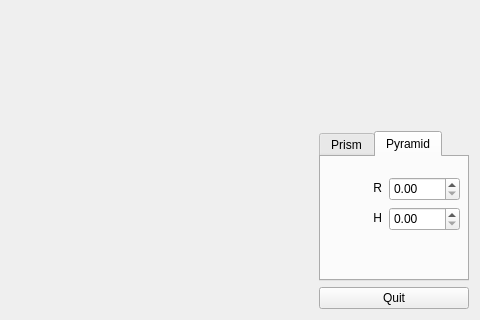
Before: the Qt Designer form widget.ui in quizbeat/CGLab2, drawn with Qt 5; both pictures show x 153 to 633 and y 151 to 471 of the 633 by 471 pixel window.
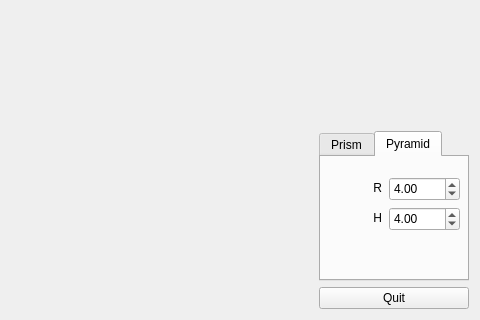
After: the same form once the commit is applied.

What changed in the file:
```diff
--- a/widget.ui
+++ b/widget.ui
@@ -159,6 +159,12 @@
            <height>24</height>
           </rect>
          </property>
+         <property name="minimum">
+          <double>1.000000000000000</double>
+         </property>
+         <property name="value">
+          <double>4.000000000000000</double>
+         </property>
         </widget>
         <widget class="QDoubleSpinBox" name="pyramidRParameter">
          <property name="geometry">
@@ -169,6 +175,12 @@
            <height>24</height>
           </rect>
          </property>
+         <property name="minimum">
+          <double>1.000000000000000</double>
+         </property>
+         <property name="value">
+          <double>4.000000000000000</double>
+         </property>
         </widget>
         <widget class="QLabel" name="pyramidRLabel">
          <property name="geometry">
```
Left out of the diff: 12 changed lines with no effect on the pictures.
